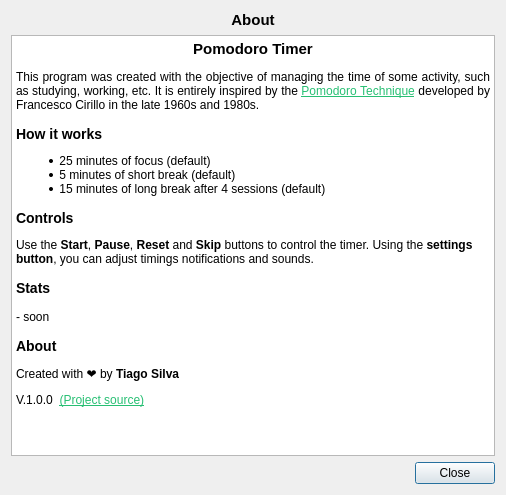
The window that src/ui/helpwindow.ui (TiagoSBO/qt-pomodoro-timer) describes before a commit, drawn with Qt 5.
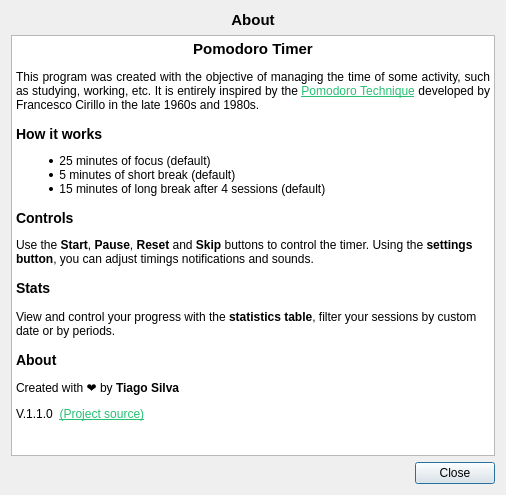
The same window after the commit.

Diff of the .ui file:
```diff
--- a/src/ui/helpwindow.ui
+++ b/src/ui/helpwindow.ui
@@ -50,10 +50,10 @@
 &lt;h3 style=&quot; margin-top:14px; margin-bottom:12px; margin-left:0px; margin-right:0px; -qt-block-indent:0; text-indent:0px;&quot;&gt;&lt;span style=&quot; font-size:large; font-weight:700;&quot;&gt;Controls&lt;/span&gt;&lt;/h3&gt;
 &lt;p style=&quot; margin-top:12px; margin-bottom:12px; margin-left:0px; margin-right:0px; -qt-block-indent:0; text-indent:0px;&quot;&gt;Use the &lt;span style=&quot; font-weight:700;&quot;&gt;Start&lt;/span&gt;, &lt;span style=&quot; font-weight:700;&quot;&gt;Pause&lt;/span&gt;, &lt;span style=&quot; font-weight:700;&quot;&gt;Reset&lt;/span&gt; and &lt;span style=&quot; font-weight:700;&quot;&gt;Skip&lt;/span&gt; buttons to control the timer. Using the &lt;span style=&quot; font-weight:700;&quot;&gt;settings button&lt;/span&gt;, you can adjust timings notifications and sounds.&lt;/p&gt;
 &lt;h3 style=&quot; margin-top:14px; margin-bottom:12px; margin-left:0px; margin-right:0px; -qt-block-indent:0; text-indent:0px;&quot;&gt;&lt;span style=&quot; font-size:large; font-weight:700;&quot;&gt;Stats &lt;/span&gt;&lt;/h3&gt;
-&lt;p style=&quot; margin-top:14px; margin-bottom:12px; margin-left:0px; margin-right:0px; -qt-block-indent:0; text-indent:0px;&quot;&gt;- soon&lt;/p&gt;
+&lt;p style=&quot; margin-top:14px; margin-bottom:12px; margin-left:0px; margin-right:0px; -qt-block-indent:0; text-indent:0px;&quot;&gt;View and control your progress with the &lt;span style=&quot; font-weight:700;&quot;&gt;statistics table&lt;/span&gt;, filter your sessions by custom date or by periods.&lt;/p&gt;
 &lt;p style=&quot; margin-top:14px; margin-bottom:12px; margin-left:0px; margin-right:0px; -qt-block-indent:0; text-indent:0px;&quot;&gt;&lt;span style=&quot; font-size:large; font-weight:700;&quot;&gt;About &lt;/span&gt;&lt;/p&gt;
 &lt;p style=&quot; margin-top:12px; margin-bottom:12px; margin-left:0px; margin-right:0px; -qt-block-indent:0; text-indent:0px;&quot;&gt;Created with ❤️ by &lt;span style=&quot; font-weight:700;&quot;&gt;Tiago Silva&lt;/span&gt;&lt;/p&gt;
-&lt;p style=&quot; margin-top:12px; margin-bottom:12px; margin-left:0px; margin-right:0px; -qt-block-indent:0; text-indent:0px;&quot;&gt;V.1.0.0  &lt;a href=&quot;https://github.com/TiagoSBO/qt-pomodoro-timer&quot;&gt;&lt;span style=&quot; text-decoration: underline; color:#27bf73;&quot;&gt;(Project source)&lt;/span&gt;&lt;/a&gt;&lt;/p&gt;
+&lt;p style=&quot; margin-top:12px; margin-bottom:12px; margin-left:0px; margin-right:0px; -qt-block-indent:0; text-indent:0px;&quot;&gt;V.1.1.0  &lt;a href=&quot;https://github.com/TiagoSBO/qt-pomodoro-timer&quot;&gt;&lt;span style=&quot; text-decoration: underline; color:#27bf73;&quot;&gt;(Project source)&lt;/span&gt;&lt;/a&gt;&lt;/p&gt;
 &lt;p style=&quot;-qt-paragraph-type:empty; margin-top:0px; margin-bottom:0px; margin-left:0px; margin-right:0px; -qt-block-indent:0; text-indent:0px;&quot;&gt;&lt;br /&gt;&lt;/p&gt;&lt;/body&gt;&lt;/html&gt;</string>
      </property>
      <property name="openExternalLinks">
```
